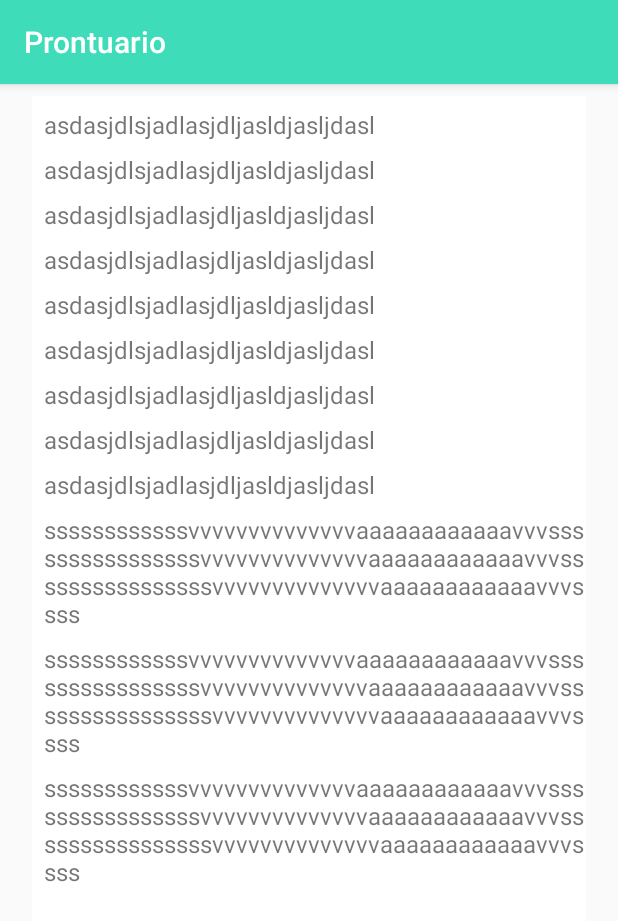
After one commit to metrocamp-cco-2015/projeto-mobile, an Android app: the ConsultsActivity screen opened directly, with no data from a screen before it, on a phone screen of 412 x 824 dp. The commit adds this screen. Shown: the top 921 px of the screen. Run offline under Robolectric (Android 15) with nearby library versions, the phone set to English and light mode, and no system bars; libraries missing offline, so code that uses them is left out: retrofit2.converter.jackson; 4 statements that could not run were skipped.

Commit message:
tela de dados de consulta

```diff
--- a/app/src/main/AndroidManifest.xml
+++ b/app/src/main/AndroidManifest.xml
@@ -82,7 +82,8 @@
             android:label="@string/title_activity_maps" />
         <activity android:name=".MapsTest" />
         <activity android:name=".PacientProfileActivity" />
-        <activity android:name=".MedicProfileActivity"></activity>
+        <activity android:name=".MedicProfileActivity" />
+        <activity android:name=".ConsultsActivity"></activity>
     </application>
 
 </manifest>
--- /dev/null
+++ b/app/src/main/java/br/com/tcc/prontuario/prontuario/ConsultData.java
@@ -0,0 +1,165 @@
+package br.com.tcc.prontuario.prontuario;
+
+import com.fasterxml.jackson.annotation.JsonProperty;
+
+/**
+ * Created by 1510031171 on 20/06/2018.
+ */
+
+public class ConsultData {
+    @JsonProperty("ID")
+    private String id;
+    @JsonProperty("crm")
+    private String crm;
+    @JsonProperty("cpf")
+    private String cpf;
+    @JsonProperty("medic_name")
+    private String medicName;
+    @JsonProperty("pacient_name")
+    private String pacientName;
+    @JsonProperty("DATA_CONSULTA")
+    private String date;
+    @JsonProperty("ALTURA")
+    private String pacientHeight;
+    @JsonProperty("PESO")
+    private String pacientWeight;
+    @JsonProperty("PRESSAO")
+    private String pacientBloodPressure;
+    @JsonProperty("SINTOMAS")
+    private String symptom;
+    @JsonProperty("DIAGNOSTICO")
+    private String diagnosis;
+    @JsonProperty("TRATAMENTO")
+    private String treatment;
+
+    public ConsultData() {}
+
+    public ConsultData(String id, String crm, String cpf, String medicName, String pacientName, String date, String pacientHeight, String pacientWeight, String pacientBloodPressure, String symptom, String diagnosis, String treatment) {
+        this.id = id;
+        this.crm = crm;
+        this.cpf = cpf;
+        this.medicName = medicName;
+        this.pacientName = pacientName;
+        this.date = date;
+        this.pacientHeight = pacientHeight;
+        this.pacientWeight = pacientWeight;
+        this.pacientBloodPressure = pacientBloodPressure;
+        this.symptom = symptom;
+        this.diagnosis = diagnosis;
+        this.treatment = treatment;
+    }
+
+    public String getId() {
+        return id;
+    }
+
+    public void setId(String id) {
+        this.id = id;
+    }
+
+    public String getCrm() {
+        return crm;
+    }
+
+    public void setCrm(String crm) {
+        this.crm = crm;
+    }
+
+    public String getCpf() {
+        return cpf;
+    }
+
+    public void setCpf(String cpf) {
+        this.cpf = cpf;
+    }
+
+    public String getMedicName() {
+        return medicName;
+    }
+
+    public void setMedicName(String medicName) {
+        this.medicName = medicName;
+    }
+
+    public String getPacientName() {
+        return pacientName;
+    }
+
+    public void setPacientName(String pacientName) {
+        this.pacientName = pacientName;
+    }
+
+    public String getDate() {
+        return date;
+    }
+
+    public void setDate(String date) {
+        this.date = date;
+    }
+
+    public String getPacientHeight() {
+        return pacientHeight;
+    }
+
+    public void setPacientHeight(String pacientHeight) {
+        this.pacientHeight = pacientHeight;
+    }
+
+    public String getPacientWeight() {
+        return pacientWeight;
+    }
+
+    public void setPacientWeight(String pacientWeight) {
+        this.pacientWeight = pacientWeight;
+    }
+
+    public String getPacientBloodPressure() {
+        return pacientBloodPressure;
+    }
+
+    public void setPacientBloodPressure(String pacientBloodPressure) {
+        this.pacientBloodPressure = pacientBloodPressure;
+    }
+
+    public String getSymptom() {
+        return symptom;
+    }
+
+    public void setSymptom(String symptom) {
+        this.symptom = symptom;
+    }
+
+    public String getDiagnosis() {
+        return diagnosis;
+    }
+
+    public void setDiagnosis(String diagnosis) {
+        this.diagnosis = diagnosis;
+    }
+
+    public String getTreatment() {
+        return treatment;
+    }
+
+    public void setTreatment(String treatment) {
+        this.treatment = treatment;
+    }
+
+    @Override
+    public String toString() {
+        return "ConsultData{" +
+                "id='" + id + '\'' +
+                ", crm='" + crm + '\'' +
+                ", cpf='" + cpf + '\'' +
+                ", medicName='" + medicName + '\'' +
+                ", pacientName='" + pacientName + '\'' +
+                ", date='" + date + '\'' +
+                ", pacientHeight='" + pacientHeight + '\'' +
+                ", pacientWeight='" + pacientWeight + '\'' +
+                ", pacientBloodPressure='" + pacientBloodPressure + '\'' +
+                ", symptom='" + symptom + '\'' +
+                ", diagnosis='" + diagnosis + '\'' +
+                ", treatment='" + treatment + '\'' +
+                '}';
+    }
+}
--- a/app/src/main/java/br/com/tcc/prontuario/prontuario/Services.java
+++ b/app/src/main/java/br/com/tcc/prontuario/prontuario/Services.java
@@ -35,4 +35,7 @@ public interface Services {
 
     @POST("medico/consultas")
     Call<ConsultsPacient> getConsultsByCrm(@Body ConsultsPacient consults);
+
+    @POST("consulta")
+    Call<ConsultData> getConsultById(@Body ConsultData consult);
 }
--- /dev/null
+++ b/app/src/main/res/layout/activity_consults.xml
@@ -0,0 +1,155 @@
+<?xml version="1.0" encoding="utf-8"?>
+<android.support.constraint.ConstraintLayout xmlns:android="http://schemas.android.com/apk/res/android"
+    xmlns:app="http://schemas.android.com/apk/res-auto"
+    xmlns:tools="http://schemas.android.com/tools"
+    android:layout_width="match_parent"
+    android:layout_height="match_parent"
+    tools:context="br.com.tcc.prontuario.prontuario.ConsultsActivity">
+
+    <android.support.constraint.ConstraintLayout
+        android:id="@+id/regular_data_layout"
+        android:layout_width="369dp"
+        android:layout_height="match_parent"
+        android:layout_marginEnd="25dp"
+        android:layout_marginStart="25dp"
+        android:layout_marginTop="8dp"
+        android:background="@color/white"
+        app:layout_constraintEnd_toEndOf="parent"
+        app:layout_constraintStart_toStartOf="parent"
+        app:layout_constraintTop_toTopOf="parent">
+
+        <TextView
+            android:id="@+id/consult_id_text"
+            android:layout_width="wrap_content"
+            android:layout_height="wrap_content"
+            android:layout_marginStart="8dp"
+            android:layout_marginTop="8dp"
+            android:textSize="16sp"
+            android:text="asdasjdlsjadlasjdljasldjasljdasl"
+            app:layout_constraintStart_toStartOf="parent"
+            app:layout_constraintTop_toTopOf="parent" />
+
+        <TextView
+            android:id="@+id/consult_medic_crm_text"
+            android:layout_width="wrap_content"
+            android:layout_height="wrap_content"
+            android:layout_marginStart="8dp"
+            android:layout_marginTop="8dp"
+            android:textSize="16sp"
+            android:text="asdasjdlsjadlasjdljasldjasljdasl"
+            app:layout_constraintStart_toStartOf="parent"
+            app:layout_constraintTop_toBottomOf="@+id/consult_id_text" />
+
+        <TextView
+            android:id="@+id/consult_medic_name_text"
+            android:layout_width="wrap_content"
+            android:layout_height="wrap_content"
+            android:layout_marginStart="8dp"
+            android:layout_marginTop="8dp"
+            android:textSize="16sp"
+            android:text="asdasjdlsjadlasjdljasldjasljdasl"
+            app:layout_constraintStart_toStartOf="parent"
+            app:layout_constraintTop_toBottomOf="@+id/consult_medic_crm_text" />
+
+        <TextView
+            android:id="@+id/consult_pacient_cpf_text"
+            android:layout_width="wrap_content"
+            android:layout_height="wrap_content"
+            android:layout_marginStart="8dp"
+            android:layout_marginTop="8dp"
+            android:textSize="16sp"
+            android:text="asdasjdlsjadlasjdljasldjasljdasl"
+            app:layout_constraintStart_toStartOf="parent"
+            app:layout_constraintTop_toBottomOf="@+id/consult_medic_name_text" />
+
+        <TextView
+            android:id="@+id/consult_pacient_name_text"
+            android:layout_width="wrap_content"
+            android:layout_height="wrap_content"
+            android:layout_marginStart="8dp"
+            android:layout_marginTop="8dp"
+            android:textSize="16sp"
+            android:text="asdasjdlsjadlasjdljasldjasljdasl"
+            app:layout_constraintStart_toStartOf="parent"
+            app:layout_constraintTop_toBottomOf="@+id/consult_pacient_cpf_text" />
+
+        <TextView
+            android:id="@+id/consult_pacient_height_text"
+            android:layout_width="wrap_content"
+            android:layout_height="wrap_content"
+            android:layout_marginStart="8dp"
+            android:layout_marginTop="8dp"
+            android:textSize="16sp"
+            android:text="asdasjdlsjadlasjdljasldjasljdasl"
+            app:layout_constraintStart_toStartOf="parent"
+            app:layout_constraintTop_toBottomOf="@+id/consult_pacient_name_text" />
+
+        <TextView
+            android:id="@+id/consult_pacient_weight_text"
+            android:layout_width="wrap_content"
+            android:layout_height="wrap_content"
+            android:layout_marginStart="8dp"
+            android:layout_marginTop="8dp"
+            android:textSize="16sp"
+            android:text="asdasjdlsjadlasjdljasldjasljdasl"
+            app:layout_constraintStart_toStartOf="parent"
+            app:layout_constraintTop_toBottomOf="@+id/consult_pacient_height_text" />
+
+        <TextView
+            android:id="@+id/consult_pacient_blood_pressure_text"
+            android:layout_width="wrap_content"
+            android:layout_height="wrap_content"
+            android:layout_marginStart="8dp"
+            android:layout_marginTop="8dp"
+            android:textSize="16sp"
+            android:text="asdasjdlsjadlasjdljasldjasljdasl"
+            app:layout_constraintStart_toStartOf="parent"
+            app:layout_constraintTop_toBottomOf="@+id/consult_pacient_weight_text" />
+
+        <TextView
+            android:id="@+id/consult_date_text"
+            android:layout_width="wrap_content"
+            android:layout_height="wrap_content"
+            android:layout_marginStart="8dp"
+            android:layout_marginTop="8dp"
+            android:textSize="16sp"
+            android:text="asdasjdlsjadlasjdljasldjasljdasl"
+            app:layout_constraintStart_toStartOf="parent"
+            app:layout_constraintTop_toBottomOf="@+id/consult_pacient_blood_pressure_text" />
+
+        <TextView
+            android:id="@+id/consult_pacient_symptoms_text"
+            android:layout_width="match_parent"
+            android:layout_height="wrap_content"
+            android:layout_marginStart="8dp"
+            android:layout_marginTop="8dp"
+            android:textSize="16sp"
+            android:text="ssssssssssssvvvvvvvvvvvvvvaaaaaaaaaaaavvvssssssssssssssssvvvvvvvvvvvvvvaaaaaaaaaaaavvvssssssssssssssssvvvvvvvvvvvvvvaaaaaaaaaaaavvvssss"
+            app:layout_constraintStart_toStartOf="parent"
+            app:layout_constraintTop_toBottomOf="@+id/consult_date_text" />
+
+        <TextView
+            android:id="@+id/consult_pacient_diagnosis_text"
+            android:layout_width="match_parent"
+            android:layout_height="wrap_content"
+            android:layout_marginStart="8dp"
+            android:layout_marginTop="8dp"
+            android:textSize="16sp"
+            android:text="ssssssssssssvvvvvvvvvvvvvvaaaaaaaaaaaavvvssssssssssssssssvvvvvvvvvvvvvvaaaaaaaaaaaavvvssssssssssssssssvvvvvvvvvvvvvvaaaaaaaaaaaavvvssss"
+            app:layout_constraintStart_toStartOf="parent"
+            app:layout_constraintTop_toBottomOf="@+id/consult_pacient_symptoms_text" />
+
+        <TextView
+            android:id="@+id/consult_pacient_treatment_text"
+            android:layout_width="match_parent"
+            android:layout_height="wrap_content"
+            android:layout_marginStart="8dp"
+            android:layout_marginTop="8dp"
+            android:textSize="16sp"
+            android:text="ssssssssssssvvvvvvvvvvvvvvaaaaaaaaaaaavvvssssssssssssssssvvvvvvvvvvvvvvaaaaaaaaaaaavvvssssssssssssssssvvvvvvvvvvvvvvaaaaaaaaaaaavvvssss"
+            app:layout_constraintStart_toStartOf="parent"
+            app:layout_constraintTop_toBottomOf="@+id/consult_pacient_diagnosis_text" />
+
+    </android.support.constraint.ConstraintLayout>
+
+</android.support.constraint.ConstraintLayout>
```
Also changed, not shown: app/src/main/java/br/com/tcc/prontuario/prontuario/ConsultsActivity.java (added, +72 -0 lines), app/src/main/java/br/com/tcc/prontuario/prontuario/HomeActivity.java (+21 -0 lines).
